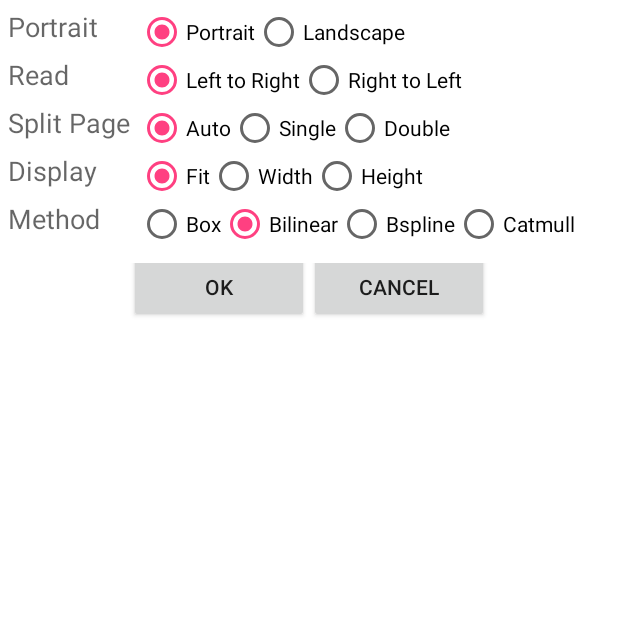
After one commit to deadwi/Viewer, an Android app: the OptionActivity screen opened directly, with no data from a screen before it, on a phone screen of 412 x 824 dp, the top half of it. The commit adds this screen. Run offline under Robolectric (Android 15) with nearby library versions, the phone set to English and light mode, and no system bars.

Commit message:
* 옵션 추가

```diff
--- /dev/null
+++ b/app/src/main/java/net/deadwi/viewer/Option.java
@@ -0,0 +1,82 @@
+package net.deadwi.viewer;
+
+/**
+ * Created by jihun.jo on 2015-11-18.
+ */
+public class Option {
+    public static final int SPLIT_AUTO=0;
+    public static final int SPLIT_SINGLE=1;
+    public static final int SPLIT_DOUBLE=2;
+    public static final int DISPLAY_FIT=0;
+    public static final int DISPLAY_WIDTH=1;
+    public static final int DISPLAY_HEIGHT=2;
+    public static final int RESIZE_METHOD_BOX=0;
+    public static final int RESIZE_METHOD_BILINEAR=1;
+    public static final int RESIZE_METHOD_BSPLINE=2;
+    public static final int RESIZE_METHOD_CATMULLROM=3;
+
+    private static Option ourInstance = new Option();
+    private boolean isPortrait;
+    private boolean isReadLeftToRight;
+    private int splitOption;
+    private int displayOption;
+    private int resizeMethodOption;
+
+    public static Option getInstance() {
+        return ourInstance;
+    }
+
+    private Option() {
+        resetDefaultOption();
+    }
+
+    public void resetDefaultOption()
+    {
+        isPortrait = true;
+        isReadLeftToRight = true;
+        splitOption = SPLIT_AUTO;
+        displayOption = DISPLAY_FIT;
+        resizeMethodOption = RESIZE_METHOD_BILINEAR;
+    }
+
+    public boolean IsPortrait()
+    {
+        return isPortrait;
+    }
+    public void setPortrait(boolean _isPortrait)
+    {
+        isPortrait = _isPortrait;
+    }
+    public boolean IsReadLeftToRight()
+    {
+        return isReadLeftToRight;
+    }
+    public void setReadDirection(boolean _isLeftToRight)
+    {
+        isReadLeftToRight = _isLeftToRight;
+    }
+    public int getSplitOption()
+    {
+        return splitOption;
+    }
+    public void setSplitOption(int option)
+    {
+        splitOption = option;
+    }
+    public int getDisplayOption()
+    {
+        return displayOption;
+    }
+    public void setDisplayOption(int option)
+    {
+        displayOption = option;
+    }
+    public int getResizeMethodOption()
+    {
+        return resizeMethodOption;
+    }
+    public void setResizeMethodOption(int option)
+    {
+        resizeMethodOption = option;
+    }
+}
--- /dev/null
+++ b/app/src/main/java/net/deadwi/viewer/OptionActivity.java
@@ -0,0 +1,150 @@
+package net.deadwi.viewer;
+
+import android.content.Intent;
+import android.content.pm.ActivityInfo;
+import android.os.Bundle;
+import android.support.v7.app.ActionBar;
+import android.support.v7.app.AppCompatActivity;
+import android.view.KeyEvent;
+import android.view.View;
+import android.widget.ListView;
+import android.widget.RadioButton;
+import android.widget.TextView;
+
+/**
+ * Created by jihun.jo on 2015-11-18.
+ */
+public class OptionActivity  extends AppCompatActivity
+{
+    @Override
+    protected void onCreate(Bundle savedInstanceState)
+    {
+        super.onCreate(savedInstanceState);
+        setContentView(R.layout.activity_option);
+
+        findViewById(R.id.buttonOK).setOnClickListener(new View.OnClickListener() {
+            @Override
+            public void onClick(View view) {
+                setOptionFromUI();
+                finish();
+                overridePendingTransition(0, 0);
+            }
+        });
+        findViewById(R.id.buttonCancel).setOnClickListener(new View.OnClickListener() {
+            @Override
+            public void onClick(View view) {
+                finish();
+                overridePendingTransition(0, 0);
+            }
+        });
+
+        setUIFromOption();
+    }
+
+    @Override
+    protected void onPostCreate(Bundle savedInstanceState)
+    {
+        super.onPostCreate(savedInstanceState);
+
+        hide();
+    }
+
+    private void setUIFromOption()
+    {
+        if(Option.getInstance().IsPortrait())
+            ((RadioButton) findViewById(R.id.radioButtonPortraitP)).setChecked(true);
+        else
+            ((RadioButton) findViewById(R.id.radioButtonPortraitL)).setChecked(true);
+
+        if(Option.getInstance().IsReadLeftToRight())
+            ((RadioButton) findViewById(R.id.radioButtonReadL)).setChecked(true);
+        else
+            ((RadioButton) findViewById(R.id.radioButtonReadR)).setChecked(true);
+
+        switch (Option.getInstance().getSplitOption())
+        {
+            case Option.SPLIT_SINGLE:
+                ((RadioButton) findViewById(R.id.radioButtonSplitS)).setChecked(true);
+                break;
+            case Option.SPLIT_DOUBLE:
+                ((RadioButton) findViewById(R.id.radioButtonSplitD)).setChecked(true);
+                break;
+            case Option.SPLIT_AUTO:
+            default:
+                ((RadioButton) findViewById(R.id.radioButtonSplitA)).setChecked(true);
+                break;
+        }
+
+        switch (Option.getInstance().getDisplayOption())
+        {
+            case Option.DISPLAY_WIDTH:
+                ((RadioButton) findViewById(R.id.radioButtonDisplayW)).setChecked(true);
+                break;
+            case Option.DISPLAY_HEIGHT:
+                ((RadioButton) findViewById(R.id.radioButtonDisplayH)).setChecked(true);
+                break;
+            case Option.DISPLAY_FIT:
+            default:
+                ((RadioButton) findViewById(R.id.radioButtonDisplayF)).setChecked(true);
+                break;
+        }
+
+        switch (Option.getInstance().getResizeMethodOption())
+        {
+            case Option.RESIZE_METHOD_BOX:
+                ((RadioButton) findViewById(R.id.radioMethod1)).setChecked(true);
+                break;
+            case Option.RESIZE_METHOD_BSPLINE:
+                ((RadioButton) findViewById(R.id.radioMethod3)).setChecked(true);
+                break;
+            case Option.RESIZE_METHOD_CATMULLROM:
+                ((RadioButton) findViewById(R.id.radioMethod4)).setChecked(true);
+                break;
+            case Option.RESIZE_METHOD_BILINEAR:
+            default:
+                ((RadioButton) findViewById(R.id.radioMethod2)).setChecked(true);
+                break;
+        }
+    }
+
+    private void setOptionFromUI()
+    {
+        Option.getInstance().setPortrait(((RadioButton) findViewById(R.id.radioButtonPortraitP)).isChecked());
+        Option.getInstance().setReadDirection(((RadioButton) findViewById(R.id.radioButtonReadL)).isChecked());
+        if(((RadioButton) findViewById(R.id.radioButtonSplitS)).isChecked())
+            Option.getInstance().setSplitOption(Option.SPLIT_SINGLE);
+        else if(((RadioButton) findViewById(R.id.radioButtonSplitS)).isChecked())
+            Option.getInstance().setSplitOption(Option.SPLIT_DOUBLE);
+        else
+            Option.getInstance().setSplitOption(Option.SPLIT_AUTO);
+
+        if(((RadioButton) findViewById(R.id.radioButtonDisplayW)).isChecked())
+            Option.getInstance().setDisplayOption(Option.DISPLAY_WIDTH);
+        else if(((RadioButton) findViewById(R.id.radioButtonDisplayH)).isChecked())
+            Option.getInstance().setDisplayOption(Option.DISPLAY_HEIGHT);
+        else
+            Option.getInstance().setDisplayOption(Option.DISPLAY_FIT);
+
+        if(((RadioButton) findViewById(R.id.radioMethod1)).isChecked())
+            Option.getInstance().setResizeMethodOption(Option.RESIZE_METHOD_BOX);
+        else if(((RadioButton) findViewById(R.id.radioMethod3)).isChecked())
+            Option.getInstance().setResizeMethodOption(Option.RESIZE_METHOD_BSPLINE);
+        else if(((RadioButton) findViewById(R.id.radioMethod4)).isChecked())
+            Option.getInstance().setResizeMethodOption(Option.RESIZE_METHOD_CATMULLROM);
+        else
+            Option.getInstance().setResizeMethodOption(Option.RESIZE_METHOD_BILINEAR);
+
+        if(Option.getInstance().IsPortrait())
+            setRequestedOrientation(ActivityInfo.SCREEN_ORIENTATION_PORTRAIT);
+        else
+            setRequestedOrientation(ActivityInfo.SCREEN_ORIENTATION_LANDSCAPE);
+    }
+
+    private void hide()
+    {
+        // Hide UI first
+        ActionBar actionBar = getSupportActionBar();
+        if (actionBar != null)
+            actionBar.hide();
+    }
+}
--- /dev/null
+++ b/app/src/main/res/layout/activity_option.xml
@@ -0,0 +1,256 @@
+<FrameLayout xmlns:android="http://schemas.android.com/apk/res/android"
+    xmlns:tools="http://schemas.android.com/tools" android:layout_width="match_parent"
+    android:layout_height="match_parent" android:background="#ffffff"
+    tools:context=".FullscreenActivity"
+    android:focusable="true"
+    android:focusableInTouchMode="true"
+    android:id="@+id/touchInterceptor">
+
+    <!-- The primary full-screen view. This can be replaced with whatever view
+         is needed to present your content, e.g. VideoView, SurfaceView,
+         TextureView, etc. -->
+
+    <!-- This FrameLayout insets its children based on system windows using
+         android:fitsSystemWindows. -->
+
+    <TableLayout
+        android:layout_width="match_parent"
+        android:layout_height="wrap_content"
+        android:layout_margin="5dp">
+
+        <TableRow
+            android:layout_width="match_parent"
+            android:layout_height="match_parent">
+
+            <TextView
+                android:layout_width="wrap_content"
+                android:layout_height="wrap_content"
+                android:textAppearance="?android:attr/textAppearanceMedium"
+                android:text="Portrait"
+                android:id="@+id/textView2"
+                android:layout_column="1"
+                android:layout_weight="1" />
+
+            <RadioGroup
+                android:layout_width="wrap_content"
+                android:layout_height="wrap_content"
+                android:layout_column="2"
+                android:layout_weight="4"
+                android:orientation="horizontal">
+
+                <RadioButton
+                    android:layout_width="wrap_content"
+                    android:layout_height="wrap_content"
+                    android:text="Portrait"
+                    android:id="@+id/radioButtonPortraitP"
+                    android:layout_column="5" />
+
+                <RadioButton
+                    android:layout_width="wrap_content"
+                    android:layout_height="wrap_content"
+                    android:text="Landscape"
+                    android:id="@+id/radioButtonPortraitL"
+                    android:layout_column="7" />
+
+            </RadioGroup>
+
+        </TableRow>
+
+        <TableRow
+            android:layout_width="match_parent"
+            android:layout_height="match_parent">
+
+            <TextView
+                android:layout_width="wrap_content"
+                android:layout_height="wrap_content"
+                android:textAppearance="?android:attr/textAppearanceMedium"
+                android:text="Read"
+                android:id="@+id/textView"
+                android:layout_column="1"
+                android:layout_weight="1" />
+
+            <RadioGroup
+                android:layout_width="wrap_content"
+                android:layout_height="wrap_content"
+                android:layout_column="2"
+                android:layout_weight="4"
+                android:orientation="horizontal">
+
+                <RadioButton
+                    android:layout_width="wrap_content"
+                    android:layout_height="wrap_content"
+                    android:text="Left to Right"
+                    android:id="@+id/radioButtonReadL"
+                    android:layout_column="5" />
+
+                <RadioButton
+                    android:layout_width="wrap_content"
+                    android:layout_height="wrap_content"
+                    android:text="Right to Left"
+                    android:id="@+id/radioButtonReadR"
+                    android:layout_column="7" />
+            </RadioGroup>
+
+        </TableRow>
+
+        <TableRow
+            android:layout_width="match_parent"
+            android:layout_height="match_parent">
+
+            <TextView
+                android:layout_width="wrap_content"
+                android:layout_height="wrap_content"
+                android:textAppearance="?android:attr/textAppearanceMedium"
+                android:text="Split Page"
+                android:id="@+id/textView3"
+                android:layout_column="1"
+                android:layout_weight="1" />
+
+            <RadioGroup
+                android:layout_width="wrap_content"
+                android:layout_height="wrap_content"
+                android:layout_column="2"
+                android:layout_weight="4"
+                android:orientation="horizontal">
+
+                <RadioButton
+                    android:layout_width="wrap_content"
+                    android:layout_height="wrap_content"
+                    android:text="Auto"
+                    android:id="@+id/radioButtonSplitA"
+                    android:layout_column="5" />
+
+                <RadioButton
+                    android:layout_width="wrap_content"
+                    android:layout_height="wrap_content"
+                    android:text="Single"
+                    android:id="@+id/radioButtonSplitS"
+                    android:layout_column="7" />
+
+                <RadioButton
+                    android:layout_width="wrap_content"
+                    android:layout_height="wrap_content"
+                    android:text="Double"
+                    android:id="@+id/radioButtonSplitD"
+                    android:layout_column="8" />
+            </RadioGroup>
+
+        </TableRow>
+
+        <TableRow
+            android:layout_width="match_parent"
+            android:layout_height="match_parent">
+
+            <TextView
+                android:layout_width="wrap_content"
+                android:layout_height="wrap_content"
+                android:textAppearance="?android:attr/textAppearanceMedium"
+                android:text="Display"
+                android:id="@+id/textView4"
+                android:layout_column="1"
+                android:layout_weight="1" />
+
+            <RadioGroup
+                android:layout_width="wrap_content"
+                android:layout_height="wrap_content"
+                android:layout_column="2"
+                android:layout_weight="4"
+                android:orientation="horizontal">
+
+                <RadioButton
+                    android:layout_width="wrap_content"
+                    android:layout_height="wrap_content"
+                    android:text="Fit"
+                    android:id="@+id/radioButtonDisplayF"
+                    android:layout_column="5" />
+
+                <RadioButton
+                    android:layout_width="wrap_content"
+                    android:layout_height="wrap_content"
+                    android:text="Width"
+                    android:id="@+id/radioButtonDisplayW"
+                    android:layout_column="7" />
+
+                <RadioButton
+                    android:layout_width="wrap_content"
+                    android:layout_height="wrap_content"
+                    android:text="Height"
+                    android:id="@+id/radioButtonDisplayH"
+                    android:layout_column="8" />
+            </RadioGroup>
+
+        </TableRow>
+
+        <TableRow
+            android:layout_width="match_parent"
+            android:layout_height="match_parent">
+
+            <TextView
+                android:layout_width="wrap_content"
+                android:layout_height="wrap_content"
+                android:textAppearance="?android:attr/textAppearanceMedium"
+                android:text="Method"
+                android:id="@+id/textView5"
+                android:layout_column="1"
+                android:layout_weight="1" />
+
+            <RadioGroup
+                android:layout_width="wrap_content"
+                android:layout_height="wrap_content"
+                android:layout_weight="4"
+                android:orientation="horizontal">
+
+                <RadioButton
+                    android:layout_width="wrap_content"
+                    android:layout_height="wrap_content"
+                    android:text="Box"
+                    android:id="@+id/radioMethod1" />
+
+                <RadioButton
+                    android:layout_width="wrap_content"
+                    android:layout_height="wrap_content"
+                    android:text="Bilinear"
+                    android:id="@+id/radioMethod2" />
+
+                <RadioButton
+                    android:layout_width="wrap_content"
+                    android:layout_height="wrap_content"
+                    android:text="Bspline"
+                    android:id="@+id/radioMethod3" />
+
+                <RadioButton
+                    android:layout_width="wrap_content"
+                    android:layout_height="wrap_content"
+                    android:text="Catmull"
+                    android:id="@+id/radioMethod4" />
+            </RadioGroup>
+
+        </TableRow>
+
+        <LinearLayout
+            android:orientation="horizontal"
+            android:layout_width="match_parent"
+            android:layout_height="wrap_content"
+            android:layout_gravity="center_horizontal"
+            android:layout_weight="0.01"
+            android:gravity="center"
+            android:layout_marginTop="10dp">
+
+            <Button
+                android:layout_width="120dp"
+                android:layout_height="match_parent"
+                android:text="@string/BUTTON_OK"
+                android:id="@+id/buttonOK"
+                android:layout_marginTop="-5dp" />
+
+            <Button
+                android:layout_width="120dp"
+                android:layout_height="match_parent"
+                android:text="@string/BUTTON_CANCEL"
+                android:id="@+id/buttonCancel"
+                android:layout_marginTop="-5dp" />
+
+        </LinearLayout>
+    </TableLayout>
+
+</FrameLayout>
--- a/app/src/main/res/values/strings.xml
+++ b/app/src/main/res/values/strings.xml
@@ -11,4 +11,6 @@
     <string name="TEXT_SEARCH">Search</string>
     <string name="MESSAGE_LAST_PAGE">마지막 페이지</string>
     <string name="MESSAGE_FIRST_PAGE">첫번째 페이지</string>
+    <string name="BUTTON_OK">OK</string>
+    <string name="BUTTON_CANCEL">Cancel</string>
 </resources>
```
Also changed, not shown: app/src/main/AndroidManifest.xml (+7 -1 lines), app/src/main/java/net/deadwi/library/FreeImageWrapper.java (+48 -2 lines), app/src/main/java/net/deadwi/viewer/FastImageActivity.java (+19 -2 lines), app/src/main/java/net/deadwi/viewer/FullscreenActivity.java (+10 -1 lines), 1 other file.
